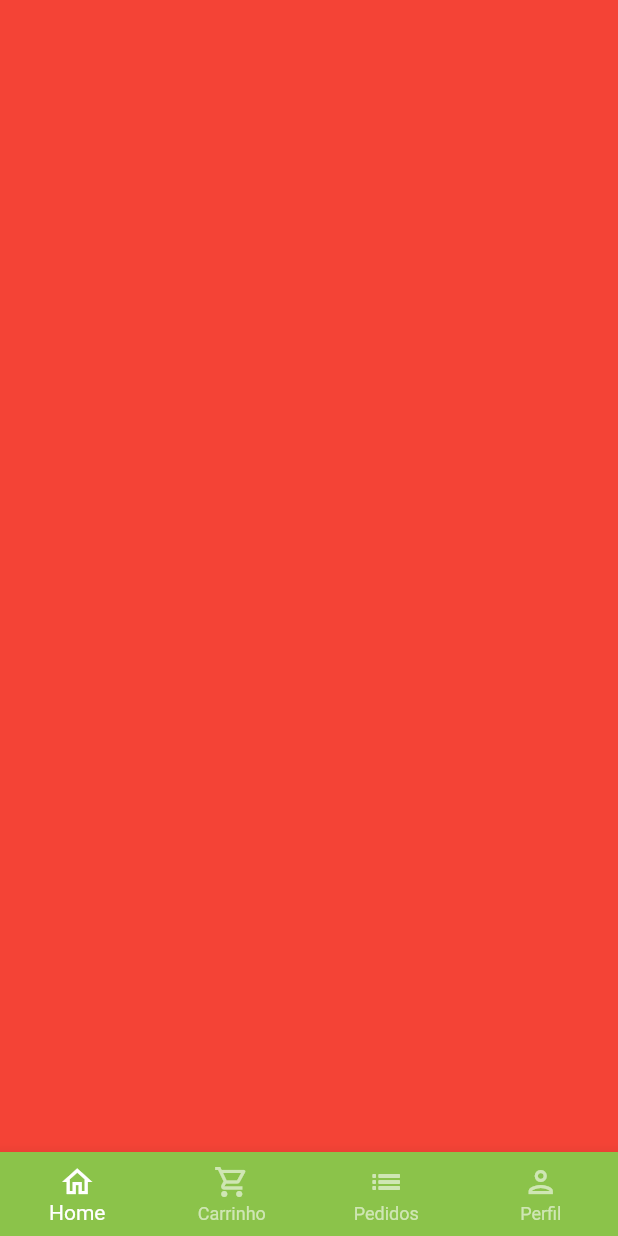
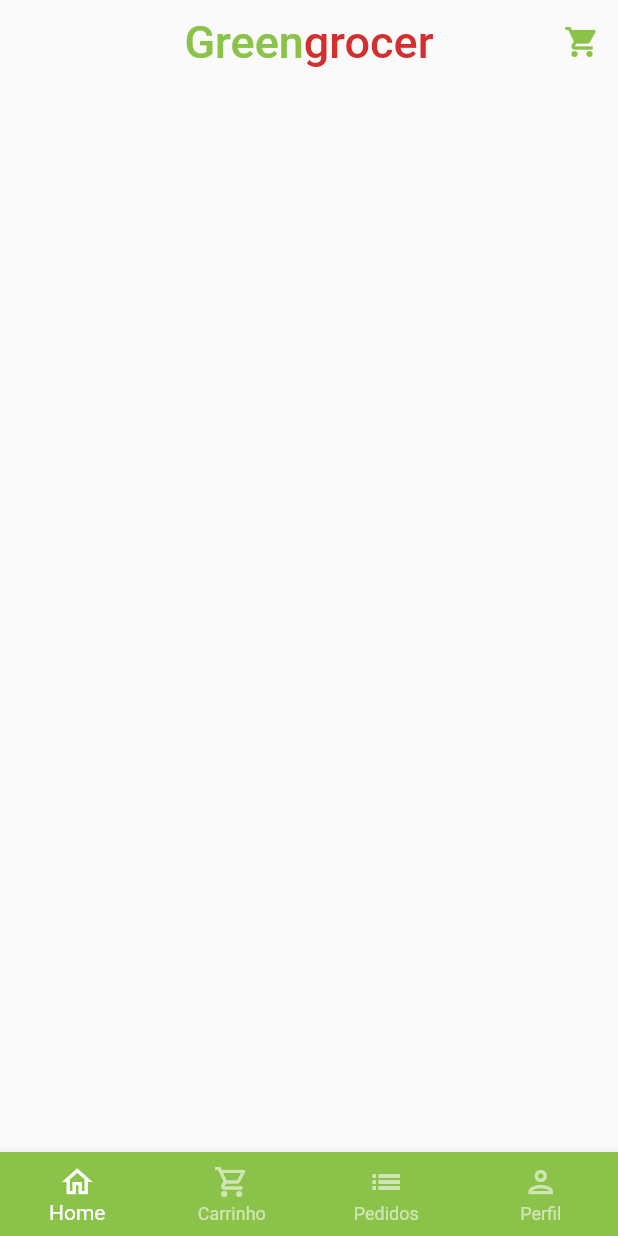
Before and after one commit to diegovilarinho/greengrocerapp, a Flutter app: the BaseScreen screen opened directly, on a phone screen of 412 x 824 dp. Run offline on Flutter 3.47's test engine with Material 2 defaults, Android fonts, the phone set to English and light mode, and no system bars; our stand-ins replace animated_text_kit, mask_text_input_formatter.

Commit message:
Adding home tab screed

```diff
--- a/lib/src/base/base_screen.dart
+++ b/lib/src/base/base_screen.dart
@@ -1,7 +1,6 @@
 import 'package:flutter/material.dart';
-import 'package:flutter/src/widgets/container.dart';
-import 'package:flutter/src/widgets/framework.dart';
 import 'package:greengrocer/src/config/custom_colors.dart';
+import 'package:greengrocer/src/home/home_tab.dart';
 
 class BaseScreen extends StatefulWidget {
   const BaseScreen({super.key});
@@ -22,7 +21,7 @@ class _BaseScreenState extends State<BaseScreen> {
         physics: const NeverScrollableScrollPhysics(),
         controller: pageController,
         children: [
-          Container(color: Colors.red),
+          const HomeTab(),
           Container(color: Colors.yellow),
           Container(color: Colors.blue),
           Container(color: Colors.brown)
--- a/lib/src/config/custom_colors.dart
+++ b/lib/src/config/custom_colors.dart
@@ -1,5 +1,3 @@
-import 'package:flutter/material.dart';
-
 import 'package:flutter/material.dart';
 
 Map<int, Color> _swatchOpacity = {
--- /dev/null
+++ b/lib/src/home/home_tab.dart
@@ -0,0 +1,56 @@
+import 'package:flutter/material.dart';
+import 'package:flutter/src/widgets/container.dart';
+import 'package:flutter/src/widgets/framework.dart';
+import 'package:greengrocer/src/config/custom_colors.dart';
+
+class HomeTab extends StatelessWidget {
+  const HomeTab({super.key});
+
+  @override
+  Widget build(BuildContext context) {
+    return Scaffold(
+      // AppBar + CartIcon
+      appBar: AppBar(
+        backgroundColor: Colors.transparent,
+        elevation: 0,
+        centerTitle: true,
+        title: Text.rich(
+          TextSpan(
+            style: const TextStyle(fontSize: 30),
+            children: [
+              TextSpan(
+                text: 'Green',
+                style: TextStyle(
+                  color: CustomColors.customSwatchColor,
+                ),
+              ),
+              TextSpan(
+                text: 'grocer',
+                style: TextStyle(
+                  color: CustomColors.customContrastColor,
+                ),
+              ),
+            ],
+          ),
+        ),
+        actions: [
+          IconButton(
+            onPressed: () {
+              print('ICON_CART_FROM_HEADER__CLICKED!');
+            },
+            icon: Icon(
+              Icons.shopping_cart,
+              color: CustomColors.customSwatchColor,
+            ),
+          )
+        ],
+      ),
+
+      // Search Bar
+
+      // Categories badges
+
+      // Products Gri
+    );
+  }
+}
```
